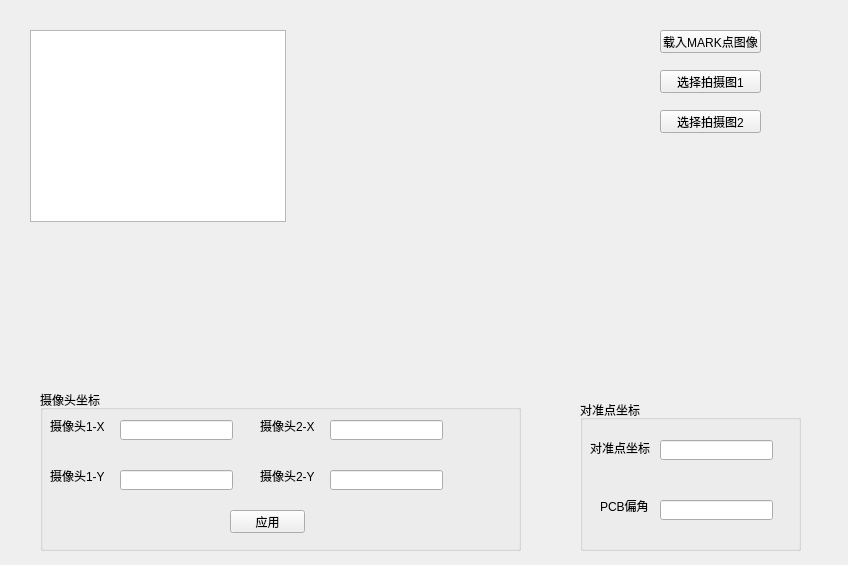
First picture: the form in gui.ui, repository vinliebe/Abschlossprojekt, before the edit.
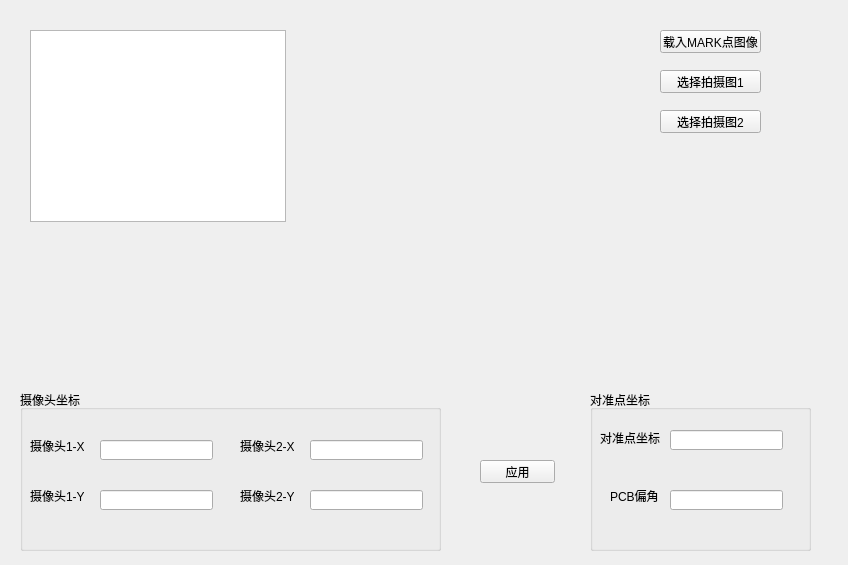
Second picture: the form after the edit.

The edit to the form file:
```diff
--- a/gui.ui
+++ b/gui.ui
@@ -29,9 +29,9 @@
   <widget class="QGroupBox" name="groupBox">
    <property name="geometry">
     <rect>
-     <x>40</x>
+     <x>20</x>
      <y>390</y>
-     <width>481</width>
+     <width>421</width>
      <height>161</height>
     </rect>
    </property>
@@ -42,7 +42,7 @@
     <property name="geometry">
      <rect>
       <x>80</x>
-      <y>80</y>
+      <y>100</y>
       <width>113</width>
       <height>20</height>
      </rect>
@@ -52,30 +52,17 @@
     <property name="geometry">
      <rect>
       <x>80</x>
-      <y>30</y>
+      <y>50</y>
       <width>113</width>
       <height>20</height>
      </rect>
     </property>
    </widget>
-   <widget class="QPushButton" name="pushButton_3">
-    <property name="geometry">
-     <rect>
-      <x>190</x>
-      <y>120</y>
-      <width>75</width>
-      <height>23</height>
-     </rect>
-    </property>
-    <property name="text">
-     <string>应用</string>
-    </property>
-   </widget>
    <widget class="QLabel" name="label">
     <property name="geometry">
      <rect>
       <x>10</x>
-      <y>30</y>
+      <y>50</y>
       <width>54</width>
       <height>12</height>
      </rect>
@@ -88,7 +75,7 @@
     <property name="geometry">
      <rect>
       <x>290</x>
-      <y>30</y>
+      <y>50</y>
       <width>113</width>
       <height>20</height>
      </rect>
@@ -98,7 +85,7 @@
     <property name="geometry">
      <rect>
       <x>290</x>
-      <y>80</y>
+      <y>100</y>
       <width>113</width>
       <height>20</height>
      </rect>
@@ -108,7 +95,7 @@
     <property name="geometry">
      <rect>
       <x>10</x>
-      <y>80</y>
+      <y>100</y>
       <width>54</width>
       <height>12</height>
      </rect>
@@ -121,7 +108,7 @@
     <property name="geometry">
      <rect>
       <x>220</x>
-      <y>30</y>
+      <y>50</y>
       <width>54</width>
       <height>12</height>
      </rect>
@@ -134,7 +121,7 @@
     <property name="geometry">
      <rect>
       <x>220</x>
-      <y>80</y>
+      <y>100</y>
       <width>54</width>
       <height>12</height>
      </rect>
@@ -147,10 +134,10 @@
   <widget class="QGroupBox" name="groupBox_2">
    <property name="geometry">
     <rect>
-     <x>580</x>
-     <y>400</y>
+     <x>590</x>
+     <y>390</y>
      <width>221</width>
-     <height>151</height>
+     <height>161</height>
     </rect>
    </property>
    <property name="title">
@@ -239,6 +226,19 @@
     <string>选择拍摄图2</string>
    </property>
   </widget>
+  <widget class="QPushButton" name="pushButton_3">
+   <property name="geometry">
+    <rect>
+     <x>480</x>
+     <y>460</y>
+     <width>75</width>
+     <height>23</height>
+    </rect>
+   </property>
+   <property name="text">
+    <string>应用</string>
+   </property>
+  </widget>
   <zorder>groupBox</zorder>
   <zorder>pushButton</zorder>
   <zorder>groupBox_2</zorder>
```
Left out of the diff: 89 changed lines with no effect on the pictures.
